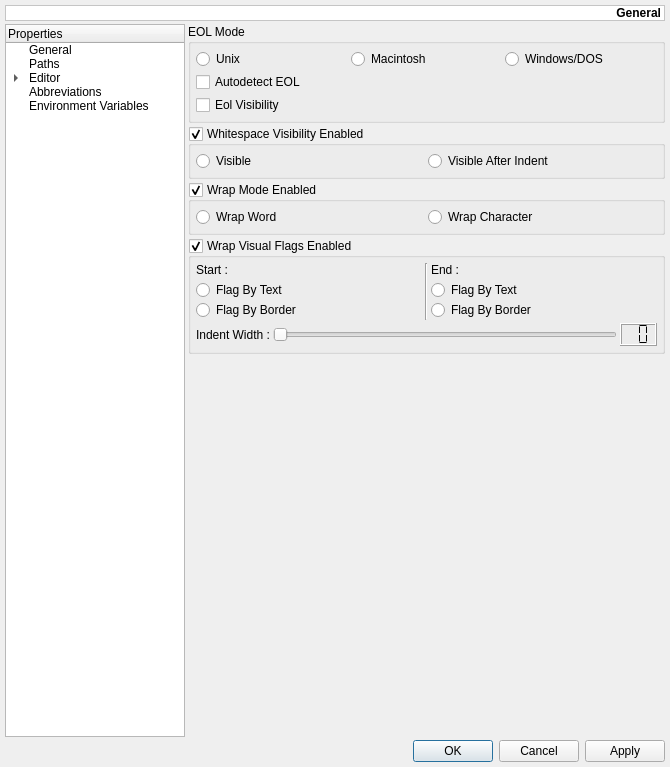
pasnox/monkeystudio2, file monkey/src/maininterface/ui/UISettings.ui: the form before one commit.
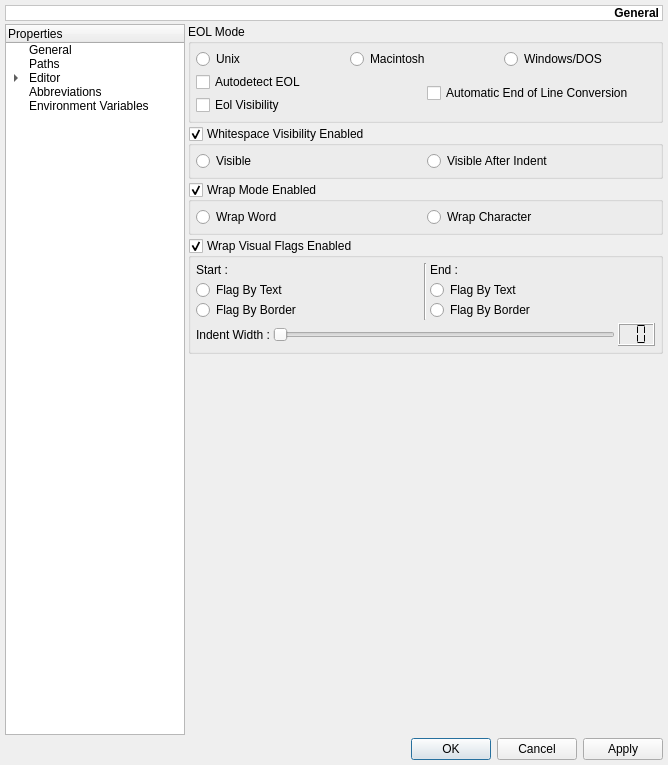
The form after the commit. The open tabs and pages were chosen to show the change. Custom widgets are drawn as their Qt base class.

Commit message: Merged 'branches/dev' r3706 to r3709 into 'trunk'

```diff
--- a/monkey/src/maininterface/ui/UISettings.ui
+++ b/monkey/src/maininterface/ui/UISettings.ui
@@ -6,8 +6,8 @@
    <rect>
     <x>0</x>
     <y>0</y>
-    <width>670</width>
-    <height>767</height>
+    <width>668</width>
+    <height>765</height>
    </rect>
   </property>
   <property name="windowTitle">
@@ -473,13 +473,6 @@
             </property>
            </widget>
           </item>
-          <item>
-           <widget class="QCheckBox" name="cbAutoEolConversion">
-            <property name="text">
-             <string>Automatic End of Line Conversion</string>
-            </property>
-           </widget>
-          </item>
          </layout>
         </widget>
        </item>
@@ -1986,27 +1979,31 @@
           <property name="spacing">
            <number>3</number>
           </property>
-          <item row="0" column="0">
+          <item row="0" column="0" colspan="2">
+           <layout class="QHBoxLayout" name="horizontalLayout_2">
+            <item>
            <widget class="QRadioButton" name="rbEolUnix">
             <property name="text">
              <string>Unix</string>
             </property>
            </widget>
           </item>
-          <item row="0" column="1">
+            <item>
            <widget class="QRadioButton" name="rbEolMac">
             <property name="text">
              <string>Macintosh</string>
             </property>
            </widget>
           </item>
-          <item row="0" column="2">
+            <item>
            <widget class="QRadioButton" name="rbEolWindows">
             <property name="text">
              <string>Windows/DOS</string>
             </property>
            </widget>
           </item>
+           </layout>
+          </item>
           <item row="1" column="0">
            <widget class="QCheckBox" name="cbAutoDetectEol">
             <property name="text">
@@ -2014,6 +2011,13 @@
             </property>
            </widget>
           </item>
+          <item row="1" column="1" rowspan="2">
+           <widget class="QCheckBox" name="cbAutoEolConversion">
+            <property name="text">
+             <string>Automatic End of Line Conversion</string>
+            </property>
+           </widget>
+          </item>
           <item row="2" column="0">
            <widget class="QCheckBox" name="cbEolVisibility">
             <property name="text">
```
Lines whose indentation alone changed are shown as unchanged. The commit also changes 2 other files.
